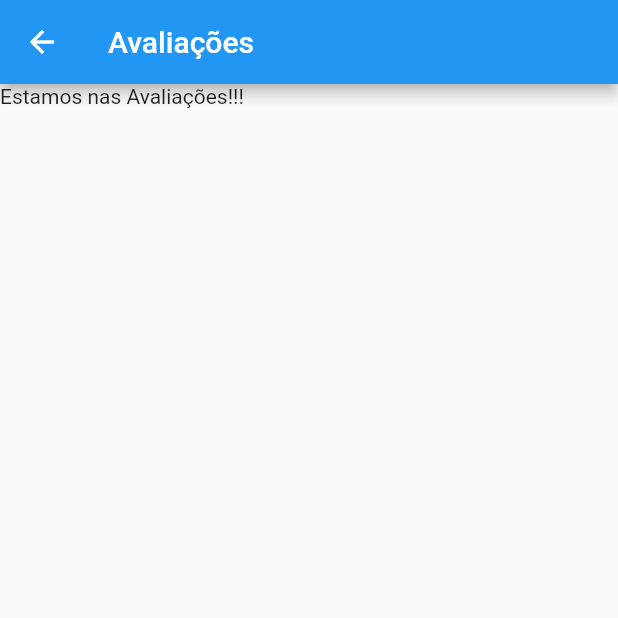
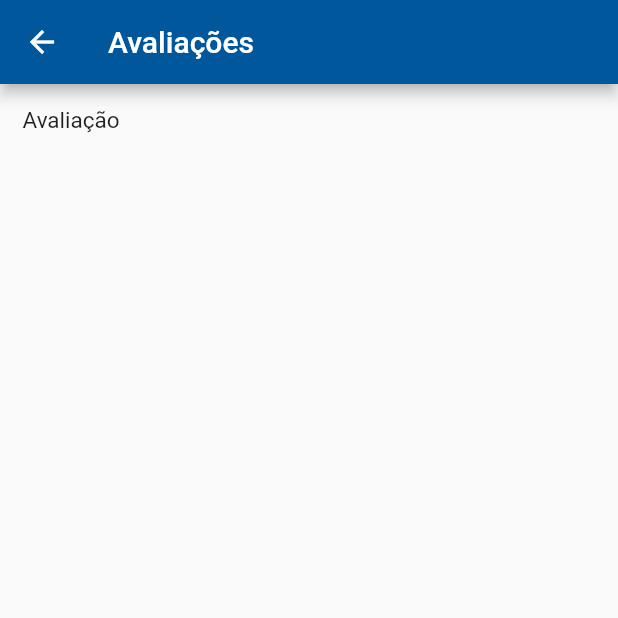
Before and after one commit to PatrickPiccini/AppEducacionalFlutter, a Flutter app: the screen it shows after launch, after a tap on the "check circle outline" icon, on a phone screen of 412 x 824 dp, the top half of it. Run offline on Flutter 3.47's test engine with Material 2 defaults, Android fonts, the phone set to English and light mode, and no system bars; our stand-ins replace expandable.

Commit message:
Reestruturação de packages

```diff
--- a/lib/avaliacao.dart
+++ /dev/null
@@ -1,16 +0,0 @@
-
-
-import 'package:flutter/material.dart';
-
-class Avaliacao extends StatelessWidget {
-
-  @override
-  Widget build(BuildContext context) {
-    return Scaffold(
-      appBar: AppBar(
-          title: Text('Avaliações')
-      ),
-      body: Text('Estamos nas Avaliações!!!'),
-    );
-  }
-}
--- a/lib/creditos.dart
+++ /dev/null
@@ -1,16 +0,0 @@
-
-
-import 'package:flutter/material.dart';
-
-class Creditos extends StatelessWidget {
-
-  @override
-  Widget build(BuildContext context) {
-    return Scaffold(
-      appBar: AppBar(
-          title: Text('Créditos')
-      ),
-      body: Text('Estamos nos Créditos!!!'),
-    );
-  }
-}
--- a/lib/dicas.dart
+++ /dev/null
@@ -1,16 +0,0 @@
-
-
-import 'package:flutter/material.dart';
-
-class Dicas extends StatelessWidget {
-
-  @override
-  Widget build(BuildContext context) {
-    return Scaffold(
-      appBar: AppBar(
-          title: Text('Dicas')
-      ),
-      body: Text('Estamos nas Dicas!!!'),
-    );
-  }
-}
--- a/lib/grid_opcoes.dart
+++ b/lib/home_options/grid_opcoes.dart
@@ -1,12 +1,12 @@
-import 'package:imdapp/contato.dart';
-import 'package:imdapp/calendario.dart';
-import 'package:imdapp/dicas.dart';
-import 'package:imdapp/horarios.dart';
-import 'package:imdapp/notas.dart';
-import 'package:imdapp/notificacoes.dart';
-import 'package:imdapp/positivoon.dart';
-import 'package:imdapp/avaliacao.dart';
+import 'package:imdapp/utills/contato.dart';
+import 'package:imdapp/utills/calendario.dart';
+import 'package:imdapp/utills/dicas.dart';
+import 'package:imdapp/utills/horarios.dart';
+import 'package:imdapp/utills/notas.dart';
+import 'package:imdapp/utills/positivoon.dart';
+import 'package:imdapp/utills/avaliacao.dart';
 import 'package:flutter/material.dart';
+import 'package:imdapp/utills/creditos.dart';
 
 class GridOpcoes extends StatelessWidget {
   @override
@@ -45,19 +45,18 @@ class GridOpcoes extends StatelessWidget {
               Container(
                   margin: (EdgeInsets.fromLTRB(50, 20, 30, 0)),
                   child: buttonIcon(
+                      Icon(Icons.data_usage_rounded, color: Colors.grey[900]),
+                      'Positivo ON',
+                      context,
+                      PositivoON())),
+              Container(
+                  margin: (EdgeInsets.fromLTRB(30, 30, 50, 0)),
+                  child: buttonIcon(
                       Icon(Icons.calendar_today_outlined,
                           color: Colors.grey[900]),
                       'Calendário',
                       context,
                       Calendario())),
-              Container(
-                  margin: (EdgeInsets.fromLTRB(30, 20, 50, 0)),
-                  child: buttonIcon(
-                      Icon(Icons.circle_notifications_outlined,
-                          color: Colors.grey[900]),
-                      'Notificações',
-                      context,
-                      Notificacoes())),
             ],
           ),
           Row(
@@ -84,26 +83,25 @@ class GridOpcoes extends StatelessWidget {
             mainAxisAlignment: MainAxisAlignment.center,
             children: [
               Container(
-                  margin: (EdgeInsets.fromLTRB(50, 20, 30, 0)),
-                  child: buttonIcon(
-                      Icon(Icons.data_usage_rounded, color: Colors.grey[900]),
-                      'Positivo ON',
-                      context,
-                      PositivoON())),
-              Container(
-                  margin: (EdgeInsets.fromLTRB(30, 20, 50, 0)),
+                  margin: (EdgeInsets.fromLTRB(50, 30, 30, 0)),
                   child: buttonIcon(
                       Icon(Icons.add_ic_call_rounded, color: Colors.grey[900]),
                       'Contatos',
                       context,
                       Contato())),
+              Container(
+                  margin: (EdgeInsets.fromLTRB(30, 20, 50, 0)),
+                  child: buttonIcon(
+                      Icon(Icons.person,
+                          color: Colors.grey[900]),
+                      'Creditos',
+                      context,
+                      Creditos())),
             ],
           )
         ],
       ),
-    )
-    );
-
+    ));
   }
 }
 
--- a/lib/horarios.dart
+++ /dev/null
@@ -1,16 +0,0 @@
-
-
-import 'package:flutter/material.dart';
-
-class Horarios extends StatelessWidget {
-
-  @override
-  Widget build(BuildContext context) {
-    return Scaffold(
-      appBar: AppBar(
-          title: Text('Horários')
-      ),
-      body: Text('Estamos nos Horários!!!'),
-    );
-  }
-}
--- a/lib/main.dart
+++ b/lib/main.dart
@@ -1,4 +1,4 @@
-import 'package:imdapp/grid_opcoes.dart';
+import 'package:imdapp/home_options/grid_opcoes.dart';
 import 'package:flutter/material.dart';
 
 
--- a/lib/notas.dart
+++ /dev/null
@@ -1,16 +0,0 @@
-
-
-import 'package:flutter/material.dart';
-
-class Notas extends StatelessWidget {
-
-  @override
-  Widget build(BuildContext context) {
-    return Scaffold(
-      appBar: AppBar(
-          title: Text('Notas e Faltas')
-      ),
-      body: Text('Estamos em Notas e Faltas!!!'),
-    );
-  }
-}
--- /dev/null
+++ b/lib/utills/avaliacao.dart
@@ -0,0 +1,31 @@
+import 'package:flutter/material.dart';
+
+class Avaliacao extends StatelessWidget {
+  @override
+  Widget build(BuildContext context) {
+    return Scaffold(
+      appBar: AppBar(
+        title: Text('Avaliações'),
+        backgroundColor: Colors.lightBlue[900],
+      ),
+      body: Column(children: [
+        Container(
+          padding: EdgeInsets.fromLTRB(
+            15,
+            15,
+            15,
+            15,
+          ),
+          child: Column(
+            children: [
+              Text(
+                'Avaliação',
+                style: TextStyle(fontSize: 15),
+              ),
+            ],
+          ),
+        ),
+      ]),
+    );
+  }
+}
--- a/lib/contato.dart
+++ b/lib/utills/contato.dart
@@ -1,16 +1,14 @@
-
-
 import 'package:flutter/material.dart';
 
 class Contato extends StatelessWidget {
-
   @override
   Widget build(BuildContext context) {
     return Scaffold(
       appBar: AppBar(
-          title: Text('Contatos')
+        title: Text('Contatos'),
+        backgroundColor: Colors.lightBlue[900],
       ),
-      body: Text('Estamos nos Contatos!!!'),
+      body:  Column(children: []),
     );
   }
 }
--- a/lib/positivoon.dart
+++ b/lib/utills/positivoon.dart
@@ -1,16 +1,14 @@
-
-
 import 'package:flutter/material.dart';
 
 class PositivoON extends StatelessWidget {
-
   @override
   Widget build(BuildContext context) {
     return Scaffold(
       appBar: AppBar(
-          title: Text('Positivo ON')
+        title: Text('Positivo ON'),
+        backgroundColor: Colors.lightBlue[900],
       ),
-      body: Text('Estamos no Positivo ON!!!'),
+      body:  Column(children: []),
     );
   }
 }
--- a/pubspec.yaml
+++ b/pubspec.yaml
@@ -35,6 +35,7 @@ dependencies:
   # Use with the CupertinoIcons class for iOS style icons.
   cupertino_icons: ^1.0.2
   expandable: ^5.0.1
+  sqflite: ^1.1.5
 
 dev_dependencies:
   flutter_test:
```
Also changed, not shown: lib/notificacoes.dart (deleted, +0 -16 lines), lib/redentoristas.dart (deleted, +0 -16 lines), lib/utills/creditos.dart (added, +29 -0 lines), lib/utills/dicas.dart (added, +29 -0 lines), lib/utills/horarios.dart (added, +29 -0 lines), lib/utills/notas.dart (added, +32 -0 lines), lib/database/connect.dart (added), lib/utills/calendario.dart (renamed from lib/calendario.dart), pubspec.lock.
